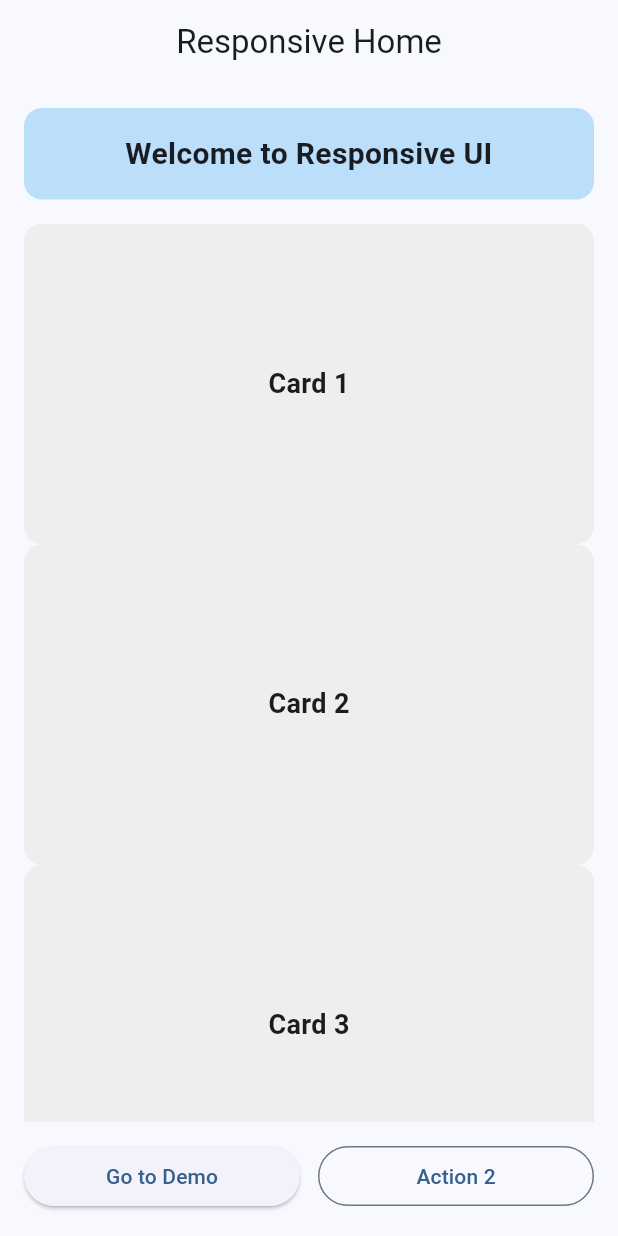
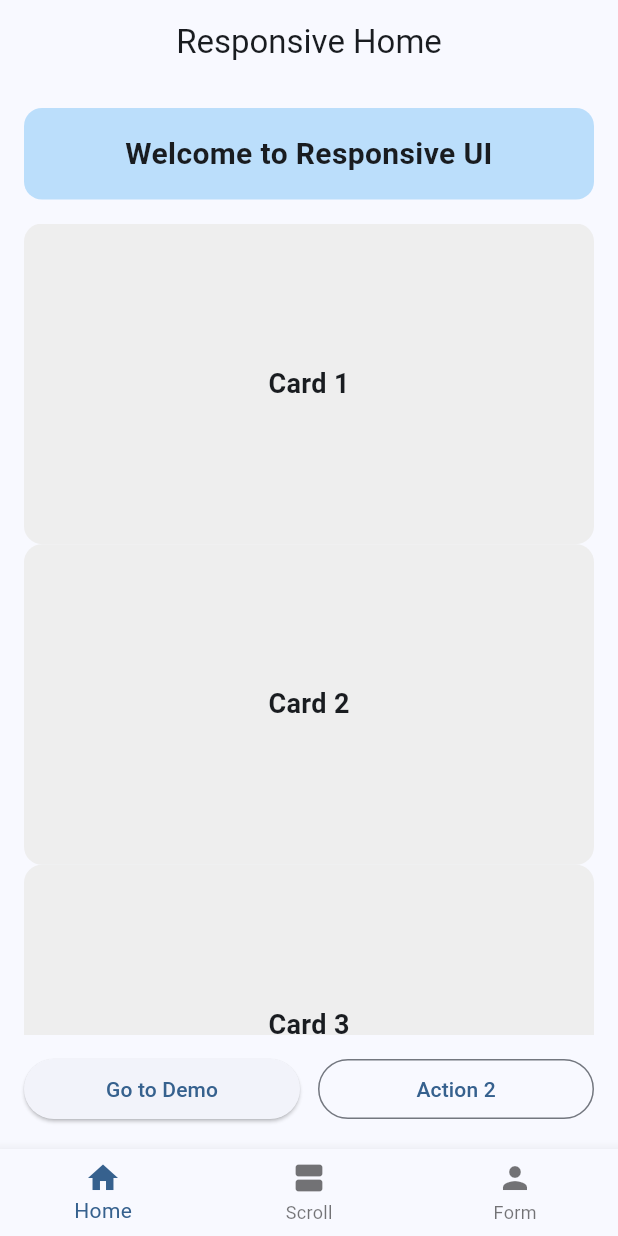
Before and after one commit to kalviumcommunity/S62-1225-CodeVolt-Flutter-RailRoute, a Flutter app: the screen it shows after launch, on a phone screen of 412 x 824 dp. Run offline on Flutter 3.47's test engine with Material 3 defaults, Android fonts, the phone set to English and light mode, and no system bars.

Commit message:
Designing App Navigation Flow Using BottomNavigationBar

```diff
--- a/rail_route/lib/main.dart
+++ b/rail_route/lib/main.dart
@@ -2,6 +2,7 @@ import 'package:flutter/material.dart';
 import 'screens/repsonsive_home.dart';
 import 'screens/stateless_stateful_demo.dart';
 import 'screens/animation_demo_screen.dart';
+import 'screens/bottom_nav_screen.dart';
 
 void main() {
   runApp(const MyApp());
@@ -19,9 +20,13 @@ class MyApp extends StatelessWidget {
         useMaterial3: true,
         colorSchemeSeed: Colors.blue,
       ),
-      initialRoute: '/',
+
+      // 🔑 BottomNavigationBar is the root
+      home: const BottomNavScreen(),
+
+      // ✅ SAME routes kept for internal navigation
       routes: {
-        '/': (context) => const ResponsiveHome(),
+        '/home': (context) => const ResponsiveHome(),
         '/demo': (context) => const StatelessStatefulDemo(),
         '/animations': (context) => AnimationDemoScreen(),
       },
--- /dev/null
+++ b/rail_route/lib/screens/bottom_nav_screen.dart
@@ -0,0 +1,51 @@
+import 'package:flutter/material.dart';
+import 'repsonsive_home.dart';
+import 'scrollable_views.dart';
+import 'user_input_form.dart';
+
+class BottomNavScreen extends StatefulWidget {
+  const BottomNavScreen({super.key});
+
+  @override
+  State<BottomNavScreen> createState() => _BottomNavScreenState();
+}
+
+class _BottomNavScreenState extends State<BottomNavScreen> {
+  int _currentIndex = 0;
+
+  final List<Widget> _screens = const [
+    ResponsiveHome(),
+    ScrollableViews(),
+    UserInputForm(),
+  ];
+
+  @override
+  Widget build(BuildContext context) {
+    return Scaffold(
+      body: IndexedStack(
+        index: _currentIndex,
+        children: _screens,
+      ),
+      bottomNavigationBar: BottomNavigationBar(
+        currentIndex: _currentIndex,
+        onTap: (index) {
+          setState(() => _currentIndex = index);
+        },
+        items: const [
+          BottomNavigationBarItem(
+            icon: Icon(Icons.home),
+            label: 'Home',
+          ),
+          BottomNavigationBarItem(
+            icon: Icon(Icons.view_agenda),
+            label: 'Scroll',
+          ),
+          BottomNavigationBarItem(
+            icon: Icon(Icons.person),
+            label: 'Form',
+          ),
+        ],
+      ),
+    );
+  }
+}
```
